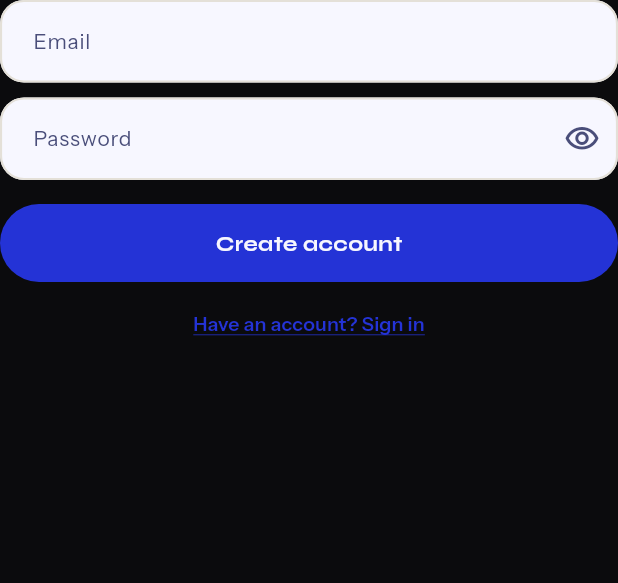
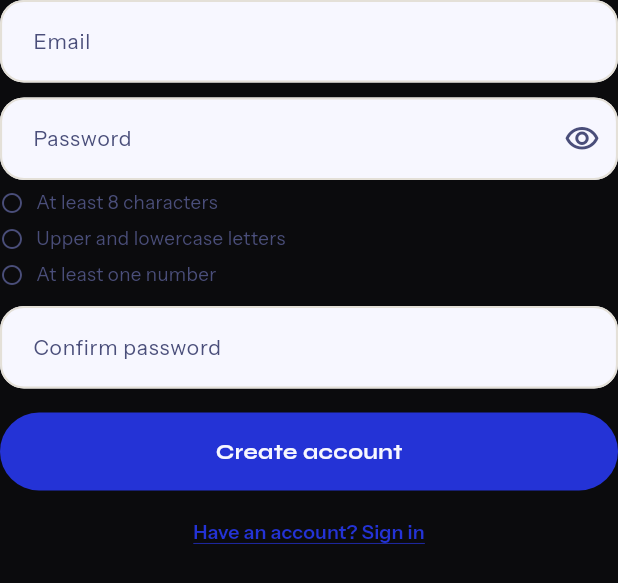
Before and after one commit to ArthurKagwa/snippet, a Flutter app: the EmailSignInForm widget shown alone on an empty page, opened directly with empty values, after a tap on "Sign in", after a tap on "New here? Create an account", on a phone screen of 412 x 824 dp. Shown: the top 583 px of the screen. Run offline on Flutter 3.47's test engine with Material 3 defaults, Android fonts, the phone set to English and light mode, and no system bars; our stand-ins replace cloud_firestore, firebase_auth, firebase_core, firebase_remote_config, flutter_local_notifications, flutter_timezone and 3 more; missing offline and left inert: gal; accounts and stored records are empty.

Commit message:
Require strong passwords with a live checklist and a confirm field

```diff
--- /dev/null
+++ b/lib/features/auth/auth_field_decoration.dart
@@ -0,0 +1,32 @@
+import 'package:flutter/material.dart';
+
+import '../../core/theme/snippet_colors.dart';
+import '../../core/theme/snippet_fonts.dart';
+
+/// Rounded white input used by the email sign-in form.
+InputDecoration authFieldDecoration(
+  SnippetColors c,
+  String label, {
+  Widget? suffix,
+  String? errorText,
+}) {
+  OutlineInputBorder border(Color color, double width) => OutlineInputBorder(
+    borderRadius: BorderRadius.circular(16),
+    borderSide: BorderSide(color: color, width: width),
+  );
+  return InputDecoration(
+    labelText: label,
+    labelStyle: SnippetFonts.body(14, color: c.inkDim),
+    floatingLabelStyle: SnippetFonts.body(13, color: c.cobalt),
+    errorText: errorText,
+    errorStyle: SnippetFonts.body(12, color: c.danger),
+    filled: true,
+    fillColor: c.white,
+    suffixIcon: suffix,
+    contentPadding: const EdgeInsets.symmetric(horizontal: 18, vertical: 16),
+    enabledBorder: border(c.stone2, 1.4),
+    focusedBorder: border(c.cobalt, 1.6),
+    errorBorder: border(c.danger, 1.4),
+    focusedErrorBorder: border(c.danger, 1.6),
+  );
+}
--- a/lib/features/auth/email_sign_in_form.dart
+++ b/lib/features/auth/email_sign_in_form.dart
@@ -6,10 +6,12 @@ import '../../services/auth_service.dart';
 import '../../services/services.dart';
 import '../../widgets/overlay_toast.dart';
 import '../../widgets/pill_button.dart';
+import 'auth_field_decoration.dart';
+import 'password_guide.dart';
 
 /// Email and password sign-in for the sign-in sheet, with a switch to
-/// create an account and a password reset link. Errors show under the
-/// fields, since toasts would sit behind the sheet.
+/// create an account (password rules checklist and a confirm field) and a
+/// password reset link. Errors show under the fields.
 class EmailSignInForm extends StatefulWidget {
   const EmailSignInForm({super.key, required this.onSignedIn, this.onBack});
 
@@ -25,6 +27,7 @@ class EmailSignInForm extends StatefulWidget {
 class _EmailSignInFormState extends State<EmailSignInForm> {
   final _email = TextEditingController();
   final _password = TextEditingController();
+  final _confirm = TextEditingController();
   bool _create = false;
   bool _obscure = true;
   String? _error;
@@ -40,6 +43,7 @@ class _EmailSignInFormState extends State<EmailSignInForm> {
   void dispose() {
     _email.dispose();
     _password.dispose();
+    _confirm.dispose();
     super.dispose();
   }
 
@@ -49,9 +53,11 @@ class _EmailSignInFormState extends State<EmailSignInForm> {
     }
     if (!needPassword) return null;
     if (_password.text.isEmpty) return 'Enter your password.';
-    if (_create && _password.text.length < 6) {
-      return 'Use a password of at least 6 characters.';
+    if (!_create) return null;
+    if (!meetsPasswordRules(_password.text)) {
+      return 'Choose a password that ticks every point above.';
     }
+    if (_confirm.text != _password.text) return 'The passwords do not match.';
     return null;
   }
 
@@ -105,23 +111,14 @@ class _EmailSignInFormState extends State<EmailSignInForm> {
     });
   }
 
-  InputDecoration _field(SnippetColors c, String label, {Widget? suffix}) {
-    OutlineInputBorder border(Color color, double width) => OutlineInputBorder(
-      borderRadius: BorderRadius.circular(16),
-      borderSide: BorderSide(color: color, width: width),
-    );
-    return InputDecoration(
-      labelText: label,
-      labelStyle: SnippetFonts.body(14, color: c.inkDim),
-      floatingLabelStyle: SnippetFonts.body(13, color: c.cobalt),
-      filled: true,
-      fillColor: c.white,
-      suffixIcon: suffix,
-      contentPadding: const EdgeInsets.symmetric(horizontal: 18, vertical: 16),
-      enabledBorder: border(c.stone2, 1.4),
-      focusedBorder: border(c.cobalt, 1.6),
-    );
-  }
+  Widget _visibility(SnippetColors c) => IconButton(
+    tooltip: _obscure ? 'Show password' : 'Hide password',
+    icon: Icon(
+      _obscure ? Icons.visibility_outlined : Icons.visibility_off_outlined,
+      color: c.inkDim,
+    ),
+    onPressed: () => setState(() => _obscure = !_obscure),
+  );
 
   Widget _link(SnippetColors c, String label, VoidCallback? onPressed) =>
       TextButton(
@@ -155,7 +152,7 @@ class _EmailSignInFormState extends State<EmailSignInForm> {
             autofillHints: const [AutofillHints.email],
             style: SnippetFonts.body(15, color: c.ink),
             cursorColor: c.cobalt,
-            decoration: _field(c, 'Email'),
+            decoration: authFieldDecoration(c, 'Email'),
           ),
           const SizedBox(height: 10),
           TextField(
@@ -165,28 +162,53 @@ class _EmailSignInFormState extends State<EmailSignInForm> {
             obscureText: _obscure,
             autocorrect: false,
             enableSuggestions: false,
-            textInputAction: TextInputAction.done,
+            textInputAction: _create
+                ? TextInputAction.next
+                : TextInputAction.done,
             autofillHints: [
               _create ? AutofillHints.newPassword : AutofillHints.password,
             ],
-            onSubmitted: (_) => _submit(),
+            onSubmitted: _create ? null : (_) => _submit(),
             style: SnippetFonts.body(15, color: c.ink),
             cursorColor: c.cobalt,
-            decoration: _field(
+            decoration: authFieldDecoration(
               c,
               'Password',
-              suffix: IconButton(
-                tooltip: _obscure ? 'Show password' : 'Hide password',
-                icon: Icon(
-                  _obscure
-                      ? Icons.visibility_outlined
-                      : Icons.visibility_off_outlined,
-                  color: c.inkDim,
+              suffix: _visibility(c),
+            ),
+          ),
+          if (_create) ...[
+            ListenableBuilder(
+              listenable: _password,
+              builder: (_, _) => PasswordGuide(password: _password.text),
+            ),
+            const SizedBox(height: 12),
+            ListenableBuilder(
+              listenable: Listenable.merge([_password, _confirm]),
+              builder: (_, _) => TextField(
+                key: const Key('confirm-field'),
+                controller: _confirm,
+                enabled: !_busy,
+                obscureText: _obscure,
+                autocorrect: false,
+                enableSuggestions: false,
+                textInputAction: TextInputAction.done,
+                autofillHints: const [AutofillHints.newPassword],
+                onSubmitted: (_) => _submit(),
+                style: SnippetFonts.body(15, color: c.ink),
+                cursorColor: c.cobalt,
+                decoration: authFieldDecoration(
+                  c,
+                  'Confirm password',
+                  errorText:
+                      _confirm.text.isNotEmpty &&
+                          _confirm.text != _password.text
+                      ? 'Passwords do not match'
+                      : null,
                 ),
-                onPressed: () => setState(() => _obscure = !_obscure),
               ),
             ),
-          ),
+          ],
           if (error != null) ...[
             const SizedBox(height: 10),
             Semantics(
@@ -218,6 +240,7 @@ class _EmailSignInFormState extends State<EmailSignInForm> {
                     : 'New here? Create an account',
                 () => setState(() {
                   _create = !_create;
+                  _confirm.clear();
                   _error = null;
                 }),
               ),
--- /dev/null
+++ b/lib/features/auth/password_guide.dart
@@ -0,0 +1,89 @@
+import 'package:flutter/material.dart';
+
+import '../../core/theme/snippet_colors.dart';
+import '../../core/theme/snippet_fonts.dart';
+
+/// One thing a new password must have. Firebase enforces the same rules
+/// through the project's password policy.
+class PasswordRule {
+  const PasswordRule(this.label, this.test);
+
+  final String label;
+  final bool Function(String password) test;
+}
+
+final List<PasswordRule> passwordRules = [
+  PasswordRule('At least 8 characters', (p) => p.length >= 8),
+  PasswordRule(
+    'Upper and lowercase letters',
+    (p) => p.contains(RegExp(r'[A-Z]')) && p.contains(RegExp(r'[a-z]')),
+  ),
+  PasswordRule('At least one number', (p) => p.contains(RegExp(r'[0-9]'))),
+];
+
+bool meetsPasswordRules(String password) =>
+    passwordRules.every((r) => r.test(password));
+
+/// Checklist under the new-password field; each rule ticks as it is met.
+class PasswordGuide extends StatelessWidget {
+  const PasswordGuide({super.key, required this.password});
+
+  final String password;
+
+  @override
+  Widget build(BuildContext context) {
+    final c = context.colors;
+    return Semantics(
+      container: true,
+      label: 'Password requirements',
+      child: Column(
+        crossAxisAlignment: CrossAxisAlignment.start,
+        children: [
+          for (final rule in passwordRules)
+            Padding(
+              padding: const EdgeInsets.only(top: 6),
+              child: _Row(label: rule.label, met: rule.test(password), c: c),
+            ),
+        ],
+      ),
+    );
+  }
+}
+
+class _Row extends StatelessWidget {
+  const _Row({required this.label, required this.met, required this.c});
+
+  final String label;
+  final bool met;
+  final SnippetColors c;
+
+  @override
+  Widget build(BuildContext context) {
+    return Semantics(
+      label: '$label, ${met ? 'done' : 'not yet'}',
+      excludeSemantics: true,
+      child: Row(
+        children: [
+          AnimatedSwitcher(
+            duration: const Duration(milliseconds: 160),
+            child: Icon(
+              met
+                  ? Icons.check_circle_rounded
+                  : Icons.radio_button_unchecked_rounded,
+              key: ValueKey(met),
+              size: 16,
+              color: met ? c.cobalt : c.inkDim,
+            ),
+          ),
+          const SizedBox(width: 8),
+          Flexible(
+            child: Text(
+              label,
+              style: SnippetFonts.body(12.5, color: met ? c.ink : c.inkDim),
+            ),
+          ),
+        ],
+      ),
+    );
+  }
+}
--- a/lib/services/firebase_auth_service.dart
+++ b/lib/services/firebase_auth_service.dart
@@ -38,7 +38,8 @@ class FirebaseAuthService implements AuthService {
         'missing-password' => 'Enter your password.',
         'email-already-in-use' =>
           'That email already has an account. Sign in instead.',
-        'weak-password' => 'Use a password of at least 6 characters.',
+        'weak-password' || 'password-does-not-meet-requirements' =>
+          'Use 8+ characters with upper and lowercase letters and a number.',
         'user-disabled' => 'This account has been turned off.',
         'too-many-requests' => 'Too many tries. Wait a moment and try again.',
         'network-request-failed' => 'No connection. Check your internet.',
```
Also changed, not shown: 1 other file.
